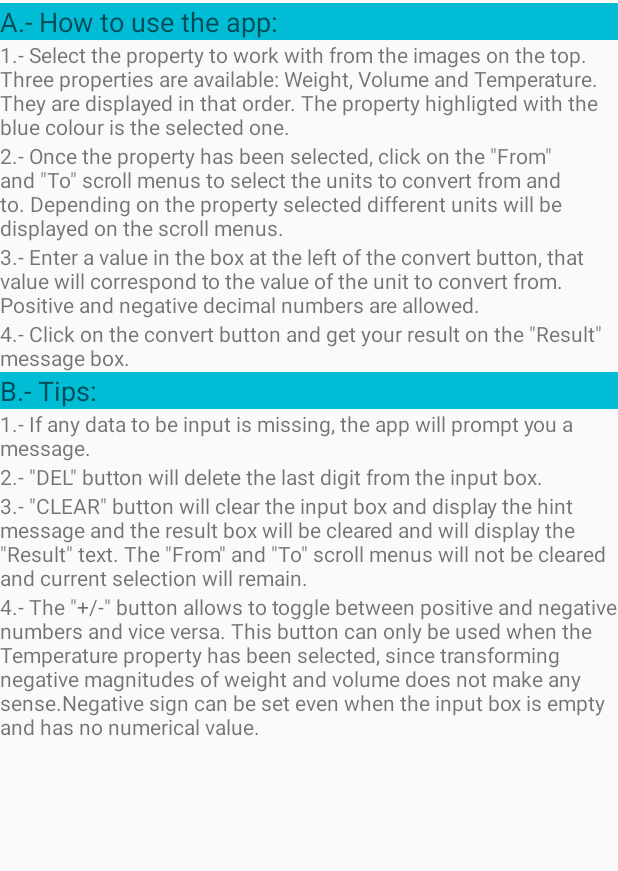
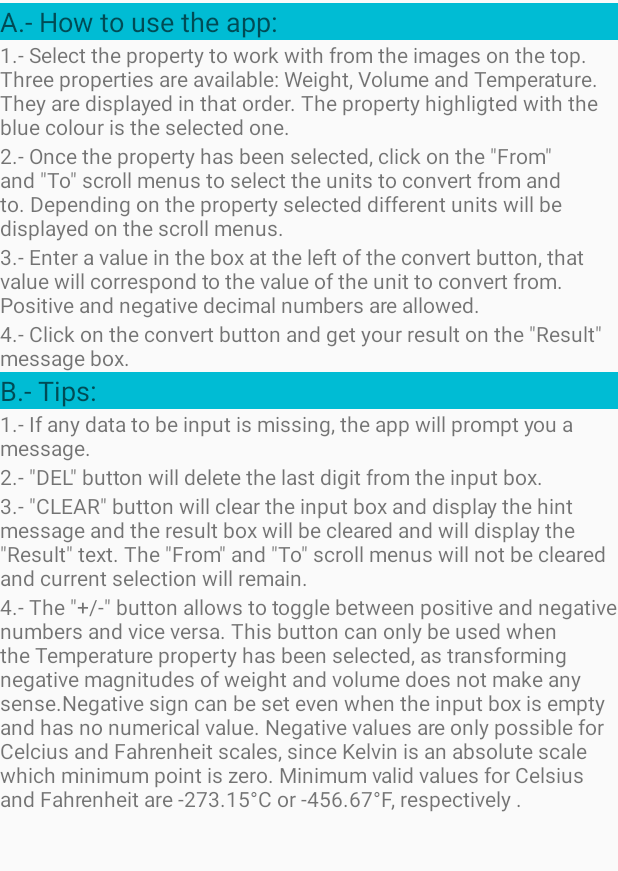
Before and after one commit to jlrods/GisesCookingunitconverter, an Android app: the AboutActivity screen opened directly, with no data from a screen before it, on a phone screen of 412 x 824 dp, the part 78-949 px from its top. Run offline under Robolectric (Android 15) with nearby library versions, the phone set to English and light mode, and no system bars.

Commit message:
Include check for valid negative temperature magnitudes

```diff
--- a/app/src/main/java/io/github/jlrods/gisescookingunitconverter/Unit_Converter.java
+++ b/app/src/main/java/io/github/jlrods/gisescookingunitconverter/Unit_Converter.java
@@ -1,6 +1,7 @@
 package io.github.jlrods.gisescookingunitconverter;
 
 import android.util.Log;
+import android.widget.Toast;
 
 /**
  * Created by rodjose1 on 19/06/2018.
--- a/app/src/main/res/layout/about.xml
+++ b/app/src/main/res/layout/about.xml
@@ -3,9 +3,13 @@
     xmlns:android="http://schemas.android.com/apk/res/android" android:layout_width="match_parent"
     android:layout_height="match_parent">
 
+    <ScrollView
+        android:layout_width="match_parent"
+        android:layout_height="match_parent">
+
         <RelativeLayout
             android:layout_width="match_parent"
-        android:layout_height="match_parent">
+            android:layout_height="wrap_content">
 
             <TextView
                 android:id="@+id/aboutTitle"
@@ -38,6 +42,7 @@
                 android:layout_below="@+id/aboutText1"
                 android:text="@string/aboutText2"
                 android:textAppearance="@style/TextAppearance.AppCompat.Small" />
+
             <TextView
                 android:id="@+id/aboutText3"
                 android:layout_width="match_parent"
@@ -45,6 +50,7 @@
                 android:layout_below="@+id/aboutText2"
                 android:text="@string/aboutText3"
                 android:textAppearance="@style/TextAppearance.AppCompat.Small" />
+
             <TextView
                 android:id="@+id/aboutText4"
                 android:layout_width="match_parent"
@@ -52,6 +58,7 @@
                 android:layout_below="@+id/aboutText3"
                 android:text="@string/aboutText4"
                 android:textAppearance="@style/TextAppearance.AppCompat.Small" />
+
             <TextView
                 android:id="@+id/aboutText5"
                 android:layout_width="match_parent"
@@ -68,6 +75,7 @@
                 android:background="@color/colorAccent"
                 android:text="@string/aboutText6"
                 android:textAppearance="@style/TextAppearance.AppCompat.Medium" />
+
             <TextView
                 android:id="@+id/aboutText7"
                 android:layout_width="match_parent"
@@ -75,6 +83,7 @@
                 android:layout_below="@+id/aboutText6"
                 android:text="@string/aboutText7"
                 android:textAppearance="@style/TextAppearance.AppCompat.Small" />
+
             <TextView
                 android:id="@+id/aboutText8"
                 android:layout_width="match_parent"
@@ -82,6 +91,7 @@
                 android:layout_below="@+id/aboutText7"
                 android:text="@string/aboutText8"
                 android:textAppearance="@style/TextAppearance.AppCompat.Small" />
+
             <TextView
                 android:id="@+id/aboutText9"
                 android:layout_width="match_parent"
@@ -89,6 +99,7 @@
                 android:layout_below="@+id/aboutText8"
                 android:text="@string/aboutText9"
                 android:textAppearance="@style/TextAppearance.AppCompat.Small" />
+
             <TextView
                 android:id="@+id/aboutText10"
                 android:layout_width="match_parent"
@@ -99,5 +110,7 @@
 
         </RelativeLayout>
 
+    </ScrollView>
+
 
 </android.support.constraint.ConstraintLayout>
--- a/app/src/main/res/values/strings.xml
+++ b/app/src/main/res/values/strings.xml
@@ -42,9 +42,12 @@
         box will be cleared and will display the \"Result\" text. The \"From\" and \"To\" scroll menus will not
         be cleared and current selection will remain.</string>
     <string name="aboutText10">4.- The \"+/-\" button allows to toggle between positive and negative numbers and
-        vice versa. This button can only be used when the Temperature property has been selected, since transforming
+        vice versa. This button can only be used when the Temperature property has been selected, as transforming
         negative magnitudes of weight and volume does not make any sense.Negative sign can be set even when the
-        input box is empty and has no numerical value.</string>
+        input box is empty and has no numerical value. Negative values are only possible for Celcius and Fahrenheit scales,
+        since Kelvin is an absolute scale which minimum point is zero. Minimum valid values for Celsius and Fahrenheit
+        are -273.15°C or -456.67°F, respectively .</string>
     <string name="Preference1Title">Default Property</string>
     <string name="Preference1Description">Select the default property at the app launching.</string>
+    <string name="InvalidTemp">Invalid. The value you try to convert to is below the Absolute zero mark (0K, -273.15°C or -456.67°F)</string>
 </resources>
```
Also changed, not shown: app/src/main/java/io/github/jlrods/gisescookingunitconverter/MainActivity.java (+25 -1 lines). Lines whose indentation alone changed are shown as unchanged.
